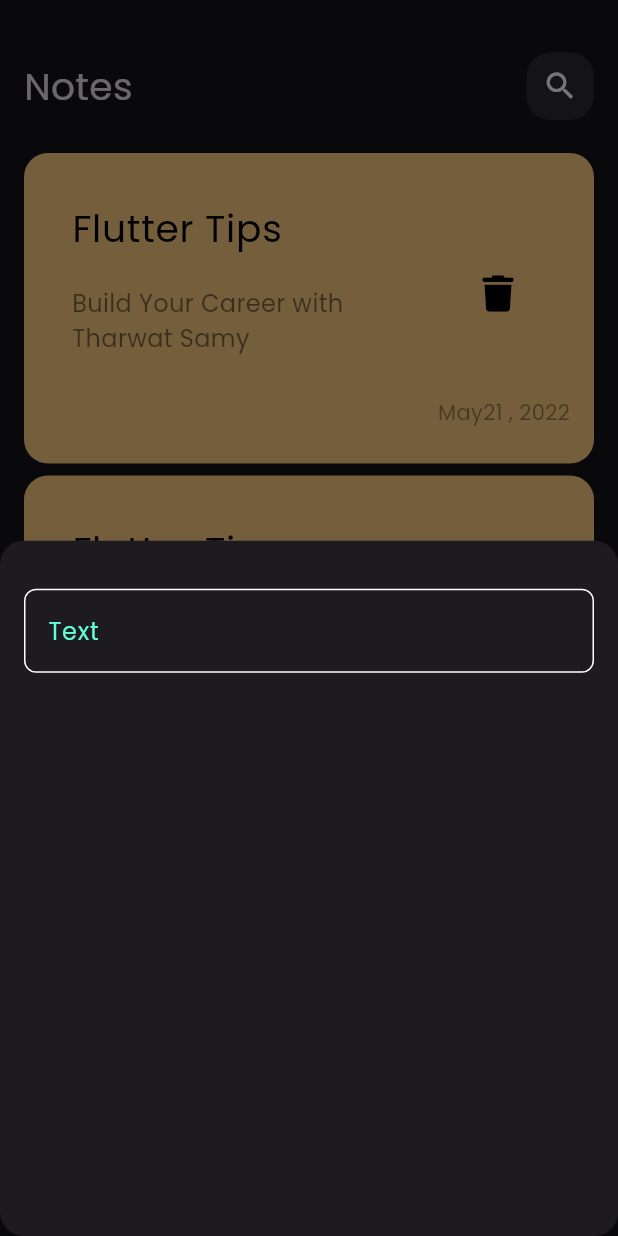
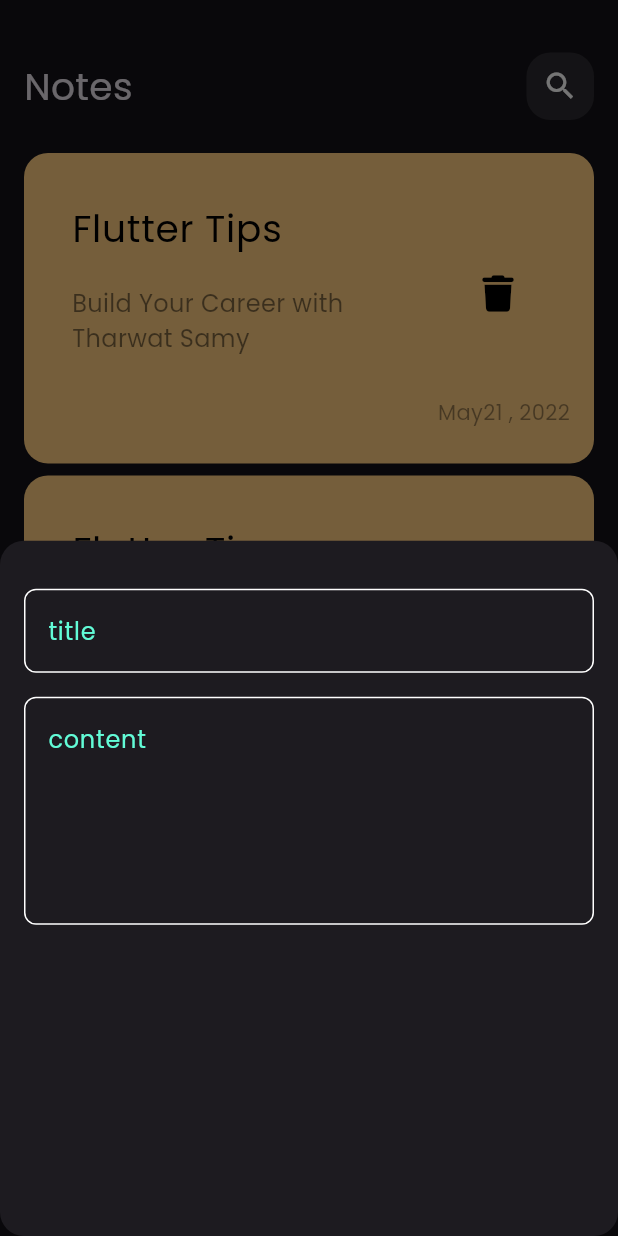
Before and after one commit to Abdelrahman-Hany/notes_app, a Flutter app: the screen it shows after launch, after a tap on the "add" icon, on a phone screen of 412 x 824 dp. Run offline on Flutter 3.47's test engine with Material 3 defaults, Android fonts, the phone set to English and light mode, and no system bars; our stand-ins replace font_awesome_flutter.

Commit message:
add fields to notes bottom sheet

```diff
--- a/lib/widgets/add_note_bottom_sheet.dart
+++ b/lib/widgets/add_note_bottom_sheet.dart
@@ -6,14 +6,23 @@ class AddNoteBottomSheet extends StatelessWidget {
 
   @override
   Widget build(BuildContext context) {
-    return Padding(
-      padding: const EdgeInsets.symmetric(horizontal: 16),
+    return const Padding(
+      padding: EdgeInsets.symmetric(horizontal: 16),
       child: Column(
         children: [
           SizedBox(
             height: 32,
           ),
-          CustomTextField(),
+          CustomTextField(
+            hint:'title',
+          ),
+
+          SizedBox(height: 16,),
+
+            CustomTextField(
+            hint:'content',
+            maxlines: 5,
+          ),
         ],
       ),
     );
--- a/lib/widgets/custom_text_field.dart
+++ b/lib/widgets/custom_text_field.dart
@@ -2,25 +2,31 @@ import 'package:flutter/material.dart';
 import 'package:note_app/constants.dart';
 
 class CustomTextField extends StatelessWidget {
-  const CustomTextField({super.key});
+  const CustomTextField({super.key, required this.hint,this.maxlines = 1});
+
+  final String hint;
+  final int maxlines;
 
   @override
   Widget build(BuildContext context) {
     return TextField(
       cursorColor: kPrimaryColor,
+      maxLines: maxlines,
       decoration: InputDecoration(
-        hintText: 'Text',
-        hintStyle:const TextStyle(color: kPrimaryColor),
+
+        hintText: hint,
+        hintStyle: const TextStyle(color: kPrimaryColor),
         border: buildBorder(),
-        enabledBorder:buildBorder(),
+        enabledBorder: buildBorder(),
         focusedBorder: buildBorder(kPrimaryColor),
       ),
     );
   }
 
   OutlineInputBorder buildBorder([color]) {
-    return OutlineInputBorder(borderRadius: BorderRadius.circular(8),
-      borderSide: BorderSide(color:color ?? Colors.white),
-      );
+    return OutlineInputBorder(
+      borderRadius: BorderRadius.circular(8),
+      borderSide: BorderSide(color: color ?? Colors.white),
+    );
   }
 }
```
